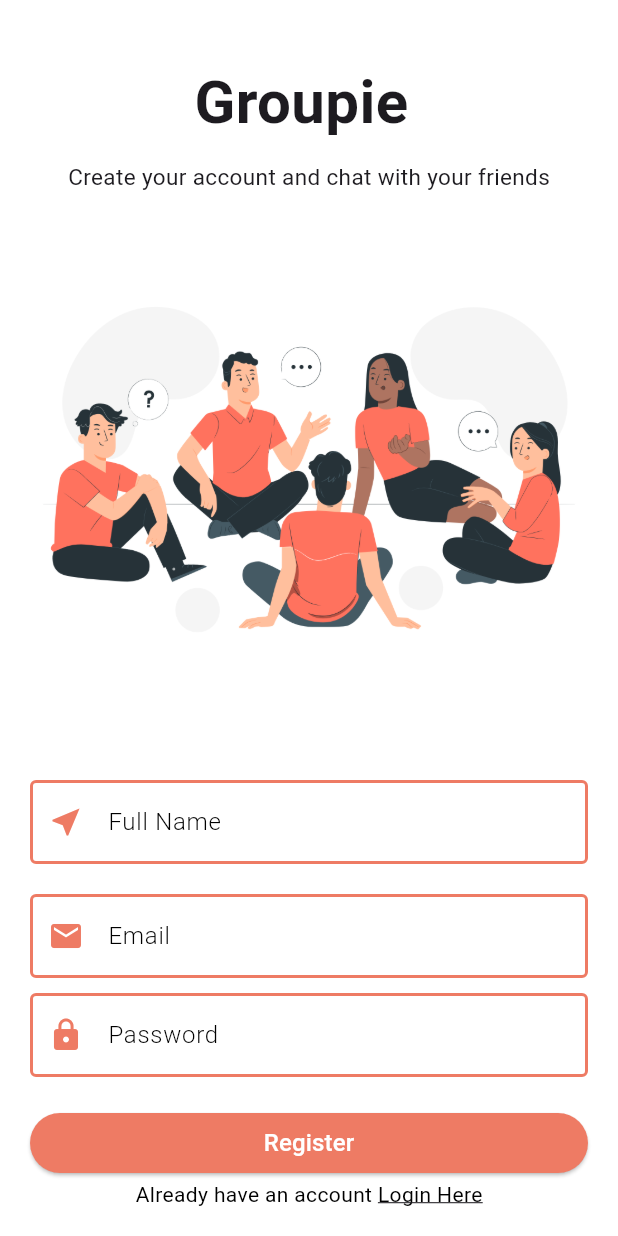
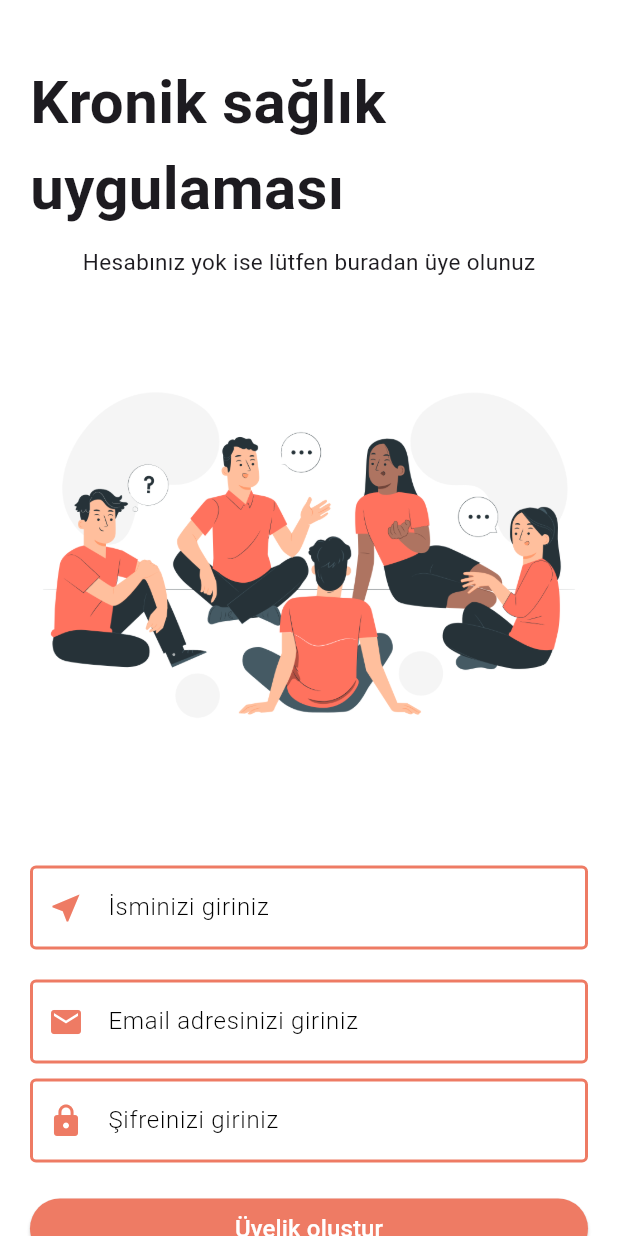
Before and after one commit to HalilMertDeveli/FirebaseChatApp, a Flutter app: the RegisterPage screen opened directly, on a phone screen of 412 x 824 dp. Run offline on Flutter 3.47's test engine with Material 3 defaults, Android fonts, the phone set to English and light mode, and no system bars; our stand-ins replace cloud_firestore, firebase_auth, firebase_core, shared_preferences; accounts and stored records are empty.

Commit message:
converteed Turkish

```diff
--- a/lib/pages/auth/login_page.dart
+++ b/lib/pages/auth/login_page.dart
@@ -49,7 +49,7 @@ class _LoginPageState extends State<LoginPage> {
                           height: 20,
                         ),
                         Text(
-                          'Groupie ',
+                          'Kronik sağlık uygulaması',
                           style: TextStyle(
                               fontSize: 40, fontWeight: FontWeight.bold),
                         ),
@@ -57,7 +57,7 @@ class _LoginPageState extends State<LoginPage> {
                           height: 10,
                         ),
                         Text(
-                          'Login now to see what theya are talking',
+                          'Merhaba Kronik sağlık uygulamasına hoşgeldiniz, hastalıklarınızı görmek için lütfen giriş yapınız',
                           style: TextStyle(
                               fontSize: 15, fontWeight: FontWeight.w400),
                         ),
@@ -91,7 +91,7 @@ class _LoginPageState extends State<LoginPage> {
                         TextFormField(
                           obscureText: true,
                           decoration: textInputDecoration.copyWith(
-                            labelText: "Password",
+                            labelText: "Şifre",
                             prefixIcon: Icon(
                               Icons.lock,
                               color: Theme.of(context).primaryColor,
@@ -126,7 +126,7 @@ class _LoginPageState extends State<LoginPage> {
                               ),
                             ),
                             child: const Text(
-                              "Sign In",
+                              " Giriş yap",
                               style:
                                   TextStyle(color: Colors.white, fontSize: 16),
                             ),
@@ -137,11 +137,11 @@ class _LoginPageState extends State<LoginPage> {
                         ),
                         Text.rich(
                           TextSpan(
-                            text: "Don't have an account ? ",
+                            text: "Üyeliğiniz yok mu ? ",
                             style: TextStyle(color: Colors.black, fontSize: 14),
                             children: <TextSpan>[
                               TextSpan(
-                                text: "Register Here",
+                                text: "Üye Olunuz",
                                 style: TextStyle(
                                   color: Colors.black,
                                   decoration: TextDecoration.underline,
--- a/lib/pages/auth/register_page.dart
+++ b/lib/pages/auth/register_page.dart
@@ -47,7 +47,7 @@ class _RegisterPageState extends State<RegisterPage> {
                         SizedBox(height: 20,),
 
                         Text(
-                          'Groupie ',
+                          'Kronik sağlık uygulaması',
                           style: TextStyle(
                               fontSize: 40, fontWeight: FontWeight.bold),
                         ),
@@ -55,7 +55,7 @@ class _RegisterPageState extends State<RegisterPage> {
                           height: 10,
                         ),
                         Text(
-                          'Create your account and chat with your friends',
+                          'Hesabınız yok ise lütfen buradan üye olunuz',
                           style: TextStyle(
                               fontSize: 15, fontWeight: FontWeight.w400),
                         ),
@@ -65,7 +65,7 @@ class _RegisterPageState extends State<RegisterPage> {
                         ),
                         TextFormField(
                           decoration: textInputDecoration.copyWith(
-                            labelText: "Full Name",
+                            labelText: "İsminizi giriniz",
                             prefixIcon: Icon(
                               Icons.near_me,
                               color: Theme.of(context).primaryColor,
@@ -93,7 +93,7 @@ class _RegisterPageState extends State<RegisterPage> {
                         ),
                         TextFormField(
                           decoration: textInputDecoration.copyWith(
-                            labelText: "Email",
+                            labelText: "Email adresinizi giriniz",
                             prefixIcon: Icon(
                               Icons.email,
                               color: Theme.of(context).primaryColor,
@@ -120,7 +120,7 @@ class _RegisterPageState extends State<RegisterPage> {
                         TextFormField(
                           obscureText: true,
                           decoration: textInputDecoration.copyWith(
-                            labelText: "Password",
+                            labelText: "Şifreinizi giriniz",
                             prefixIcon: Icon(
                               Icons.lock,
                               color: Theme.of(context).primaryColor,
@@ -155,7 +155,7 @@ class _RegisterPageState extends State<RegisterPage> {
                               ),
                             ),
                             child: const Text(
-                              "Register",
+                              "Üyelik oluştur",
                               style:
                                   TextStyle(color: Colors.white, fontSize: 16),
                             ),
@@ -166,11 +166,11 @@ class _RegisterPageState extends State<RegisterPage> {
                         ),
                         Text.rich(
                           TextSpan(
-                            text: "Already have an account ",
+                            text: "Zaten hesabınız var mı ?",
                             style: TextStyle(color: Colors.black, fontSize: 14),
                             children: <TextSpan>[
                               TextSpan(
-                                text: "Login Here",
+                                text: "Buradan giriş yapınız",
                                 style: TextStyle(
                                   color: Colors.black,
                                   decoration: TextDecoration.underline,
--- a/lib/pages/group_info.dart
+++ b/lib/pages/group_info.dart
@@ -48,7 +48,7 @@ class _GroupInfoState extends State<GroupInfo> {
   Widget build(BuildContext context) {
     return Scaffold(
       appBar: AppBar(
-        title: const Text("Group info"),
+        title: const Text("Dessses"),
         elevation: 0,
         centerTitle: true,
         backgroundColor: Theme.of(context).primaryColor,
--- a/lib/pages/profile_page.dart
+++ b/lib/pages/profile_page.dart
@@ -74,7 +74,7 @@ class _ProfilePage extends State<ProfilePage> {
           ),
           ListTile(
             leading: Icon(Icons.group),
-            title: Text("Group"),
+            title: Text("Hastalıklarım"),
             selected: false,
             onTap: () {
               nextScreenReplace(
--- a/lib/service/database_service.dart
+++ b/lib/service/database_service.dart
@@ -35,7 +35,7 @@ class DatabaseService {
   getUserGroup() async {
     return userCollection.doc(uid).snapshots();
   }
-
+//binance
   //Creating a group
   Future createGroup(String userName, String id, String groupName) async {
     DocumentReference groupDocumentReference = await groupCollection.add({
@@ -105,8 +105,8 @@ class DatabaseService {
     List<dynamic> groups = await documentSnapshot['groups'];
 
     if (groups.contains("${groupId}_$groupName")) {
-      await userDocumentReference.update({"groups":FieldValue.arrayRemove(["${groupId}_$groupName"])})
-      await groupDocumentReference.update({"groups":FieldValue.arrayRemove(["${uid}_$userName"])})
+      await userDocumentReference.update({"groups":FieldValue.arrayRemove(["${groupId}_$groupName"])});
+      await groupDocumentReference.update({"groups":FieldValue.arrayRemove(["${uid}_$userName"])});
 
     }
 
--- a/lib/widgets/group_tile.dart
+++ b/lib/widgets/group_tile.dart
@@ -53,7 +53,7 @@ class _GroupTileState extends State<GroupTile> {
             ),
           ),
           subtitle: Text(
-            "Join group with ${widget.userName}",
+            "Hastalık  ${widget.userName} tarafından eklendi",
             style: const TextStyle(fontSize: 13),
           ),
         ),
```
Also changed, not shown: lib/pages/home_page.dart (+7 -7 lines), pubspec.lock.
